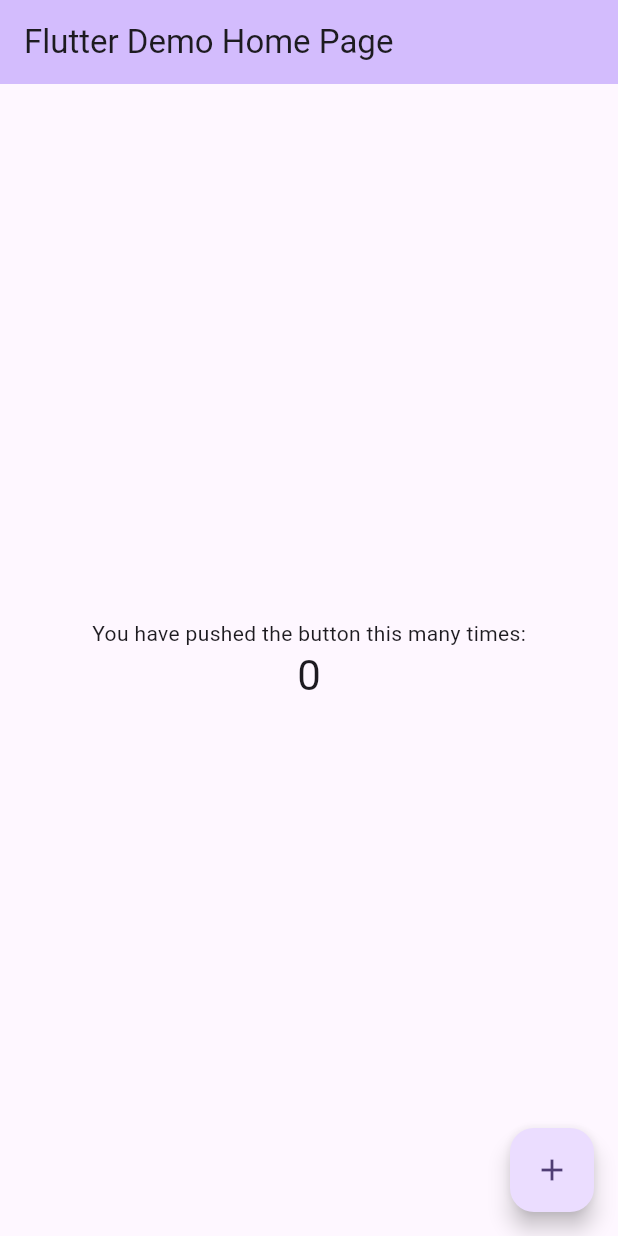
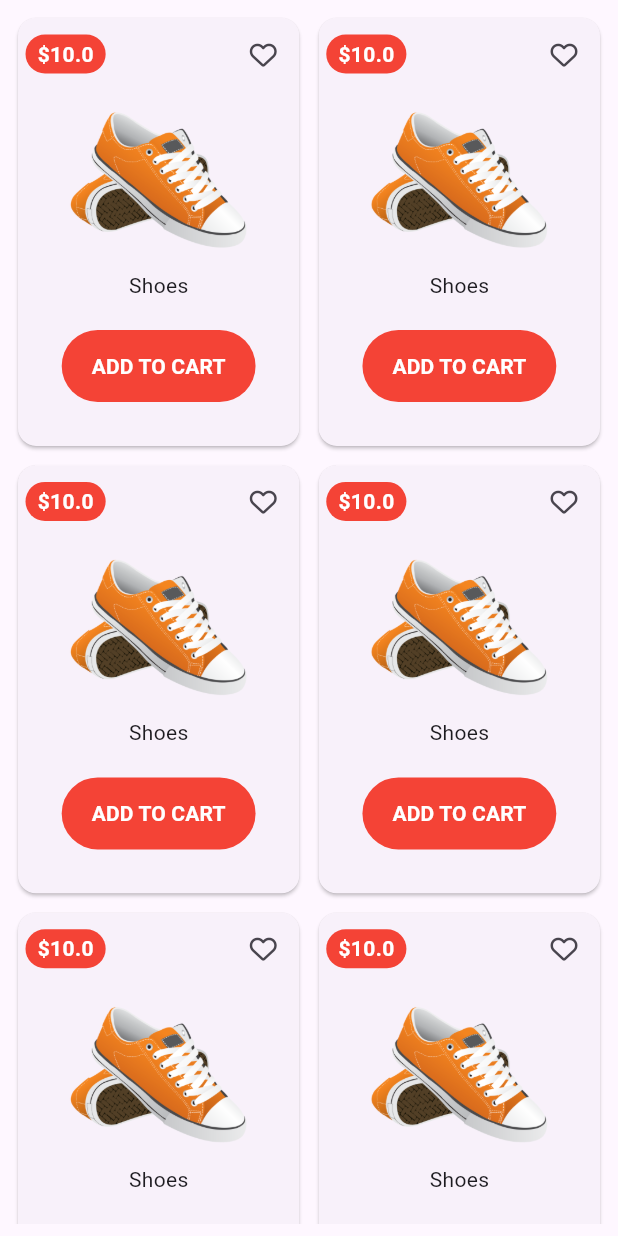
Before and after one commit to AtigeyelhomMartin/ecommerce-app, a Flutter app: the screen it shows after launch, on a phone screen of 412 x 824 dp. Run offline on Flutter 3.47's test engine with Material 2 defaults, Android fonts, the phone set to English and light mode, and no system bars; our stand-ins replace font_awesome_flutter.

Commit message:
chore: product card and list completed

```diff
--- a/lib/main.dart
+++ b/lib/main.dart
@@ -1,67 +1,14 @@
+import 'package:ecommerce_app/ui/screens/home.screen.dart';
 import 'package:flutter/material.dart';
 
 void main() {
-  runApp(const MyApp());
+  runApp(MaterialApp(
+    theme: ThemeData(
+      colorScheme: ColorScheme.fromSeed(seedColor: Colors.deepPurple),
+      useMaterial3: true,
+    ),
+    routes: {
+      "/": (_) => const HomeScreen()
+    },
+  ));
 }
-
-class MyApp extends StatelessWidget {
-  const MyApp({super.key});
-  @override
-  Widget build(BuildContext context) {
-    return MaterialApp(
-      title: 'Flutter Demo',
-      theme: ThemeData(
-        colorScheme: ColorScheme.fromSeed(seedColor: Colors.deepPurple),
-        useMaterial3: true,
-      ),
-      home: const MyHomePage(title: 'Flutter Demo Home Page'),
-    );
-  }
-}
-
-class MyHomePage extends StatefulWidget {
-  const MyHomePage({super.key, required this.title});
-  final String title;
-
-  @override
-  State<MyHomePage> createState() => _MyHomePageState();
-}
-
-class _MyHomePageState extends State<MyHomePage> {
-  int _counter = 0;
-
-  void _incrementCounter() {
-    setState(() {
-      _counter++;
-    });
-  }
-
-  @override
-  Widget build(BuildContext context) {
-    return Scaffold(
-      appBar: AppBar(
-        backgroundColor: Theme.of(context).colorScheme.inversePrimary,
-        title: Text(widget.title),
-      ),
-      body: Center(
-        child: Column(
-          mainAxisAlignment: MainAxisAlignment.center,
-          children: <Widget>[
-            const Text(
-              'You have pushed the button this many times:',
-            ),
-            Text(
-              '$_counter',
-              style: Theme.of(context).textTheme.headlineMedium,
-            ),
-          ],
-        ),
-      ),
-      floatingActionButton: FloatingActionButton(
-        onPressed: _incrementCounter,
-        tooltip: 'Increment',
-        child: const Icon(Icons.add),
-      ), // This trailing comma makes auto-formatting nicer for build methods.
-    );
-  }
-}
--- /dev/null
+++ b/lib/models/Product.dart
@@ -0,0 +1,32 @@
+class Product {
+  String id;
+  String name;
+  double price;
+  int quantity;
+  String image;
+
+  // Constructor
+  Product({required this.id, required this.name, required this.price, required this.quantity, required this.image});
+
+  // Factory method to create a Product instance from a map
+  factory Product.fromJson(Map<String, dynamic> json) {
+    return Product(
+      id: json['id'],
+      name: json['name'],
+      price: json['price'].toDouble(),
+      quantity: json['quantity'],
+      image: json['image'], // Add this line
+    );
+  }
+
+  // Convert the Product instance to a map
+  Map<String, dynamic> toJson() {
+    return {
+      'id': id,
+      'name': name,
+      'price': price,
+      'quantity': quantity,
+      'image': image, // Add this line
+    };
+  }
+}
--- /dev/null
+++ b/lib/ui/screens/home.screen.dart
@@ -0,0 +1,77 @@
+import 'package:ecommerce_app/models/Product.dart';
+import 'package:ecommerce_app/ui/widgets/product.card.dart';
+import 'package:flutter/material.dart';
+
+class HomeScreen extends StatefulWidget {
+  const HomeScreen({super.key});
+
+  @override
+  State<HomeScreen> createState() => _HomeScreenState();
+}
+
+class _HomeScreenState extends State<HomeScreen> {
+  List<Product> products = [
+    Product(
+        id: "1",
+        name: "Shoes",
+        price: 10,
+        quantity: 20,
+        image: 'assets/images/products/shoes.png'
+    ),
+    Product(
+        id: "1",
+        name: "Shoes",
+        price: 10,
+        quantity: 20,
+        image: 'assets/images/products/shoes.png'
+    ),
+    Product(
+        id: "1",
+        name: "Shoes",
+        price: 10,
+        quantity: 20,
+        image: 'assets/images/products/shoes.png'
+    ),
+    Product(
+        id: "1",
+        name: "Shoes",
+        price: 10,
+        quantity: 20,
+        image: 'assets/images/products/shoes.png'
+    ),
+    Product(
+        id: "1",
+        name: "Shoes",
+        price: 10,
+        quantity: 20,
+        image: 'assets/images/products/shoes.png'
+    ),
+    Product(
+        id: "1",
+        name: "Shoes",
+        price: 10,
+        quantity: 20,
+        image: 'assets/images/products/shoes.png'
+    ),
+  ];
+  @override
+  Widget build(BuildContext context) {
+    return Scaffold(
+      body: Padding(
+        padding: const EdgeInsets.all(8.0),
+        child: GridView.builder(
+          gridDelegate: const SliverGridDelegateWithFixedCrossAxisCount(
+            crossAxisCount: 2,
+            crossAxisSpacing: 5.0,
+            mainAxisSpacing: 5.0,
+            childAspectRatio: 4/6
+          ),
+          itemCount: products.length,
+          itemBuilder: (BuildContext context, int index) {
+            return ProductCard(product: products[index]);
+          },
+        ),
+      ),
+    );
+  }
+}
--- /dev/null
+++ b/lib/ui/widgets/button.dart
@@ -0,0 +1,43 @@
+import 'dart:io';
+
+import 'package:flutter/cupertino.dart';
+import 'package:flutter/material.dart';
+
+class Button extends StatelessWidget {
+  final Widget child;
+  final VoidCallback? onPressed;
+  final bool loading;
+  const Button({Key? key, required this.child, this.onPressed, this.loading = false}) : super(key: key);
+
+  @override
+  Widget build(BuildContext context) {
+    return Container(
+      decoration: BoxDecoration(
+        borderRadius: BorderRadius.circular(50),
+        color: Colors.red
+      ),
+      child: TextButton(
+        style: TextButton.styleFrom(
+          padding: const EdgeInsets.symmetric(vertical: 10, horizontal: 20),
+          backgroundColor: Colors.transparent,
+          shape: RoundedRectangleBorder(
+            borderRadius: BorderRadius.circular(50),
+          ),
+          alignment: Alignment.center,
+        ),
+        onPressed: onPressed,
+        child: loading ? (
+        Platform.isIOS ? const CupertinoActivityIndicator(color: Colors.white, radius: 10, animating: true,) :
+        const SizedBox(
+          height: 20,
+          width: 20,
+          child:  CircularProgressIndicator(color: Colors.white,),
+        )
+        ) : DefaultTextStyle.merge(
+          child: child,
+          style: const TextStyle(color: Colors.white, fontWeight: FontWeight.bold, fontSize: 14),
+        ),
+      ),
+    );
+  }
+}
--- /dev/null
+++ b/lib/ui/widgets/product.card.dart
@@ -0,0 +1,41 @@
+import 'package:ecommerce_app/models/Product.dart';
+import 'package:ecommerce_app/ui/widgets/button.dart';
+import 'package:flutter/material.dart';
+import 'package:font_awesome_flutter/font_awesome_flutter.dart';
+
+class ProductCard extends StatelessWidget {
+  final Product product;
+  const ProductCard({super.key, required this.product});
+
+  @override
+  Widget build(BuildContext context) {
+    return Card(
+      child: Column(
+        children: [
+          Row(
+            mainAxisAlignment: MainAxisAlignment.spaceBetween,
+            children: [
+              Container(
+                margin: const EdgeInsets.only(left: 5),
+                padding: const EdgeInsets.symmetric(vertical: 3, horizontal: 8),
+                decoration: BoxDecoration(
+                  color: Colors.red,
+                  borderRadius: BorderRadius.circular(20)
+                ),
+                  child: Text("\$${product.price.toString()}",
+                    style: const TextStyle(fontWeight: FontWeight.bold, color: Colors.white),
+                  )
+              ),
+              IconButton(onPressed: (){}, icon: const FaIcon(FontAwesomeIcons.heart, size: 18,))
+            ],
+          ),
+
+          Image(image: AssetImage(product.image), width: 120, height: 120),
+          Text(product.name),
+          const SizedBox(height: 20,),
+          const Button(child: Text("ADD TO CART"),),
+        ],
+      ),
+    );
+  }
+}
```
Also changed, not shown: pubspec.yaml (+4 -3 lines), assets/images/products/shoes.png (added), pubspec.lock, 1 other file.
